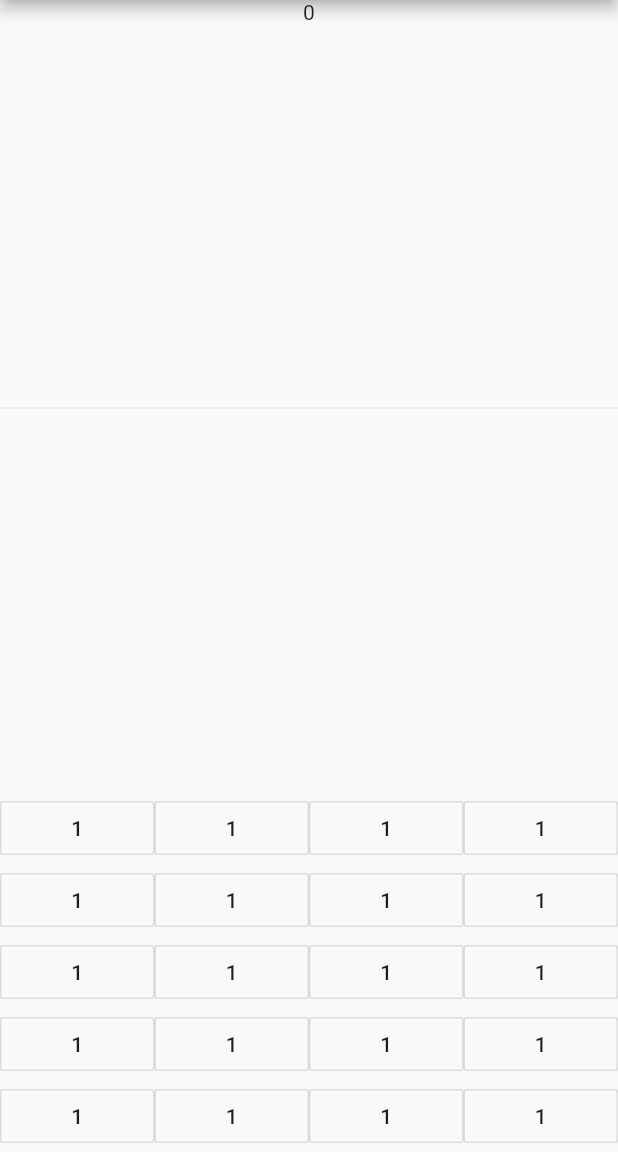
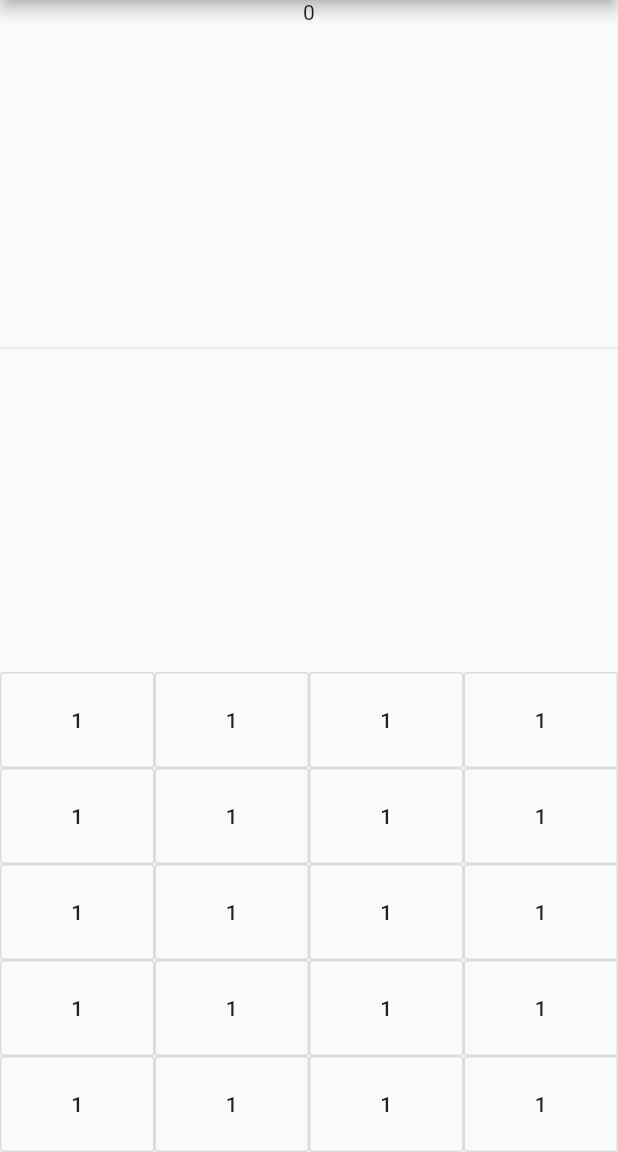
Before and after one commit to fahimulshimul/flutter_calculator, a Flutter app: the screen it shows after launch, on a phone screen of 412 x 824 dp, the part 84-1236 px from its top. Run offline on Flutter 3.47's test engine with Material 2 defaults, Android fonts, the phone set to English and light mode, and no system bars.

Commit message:
add padding EdgeInsets in buttons

```diff
--- a/lib/main.dart
+++ b/lib/main.dart
@@ -30,6 +30,7 @@ class _MyHomePageState extends State<MyHomePage> {
   Widget buildButton() {
     return new Expanded(
       child: new OutlineButton(
+        padding: new EdgeInsets.all(24.0),
         child: new Text("1"),
         onPressed: () => {},
       ),
```
